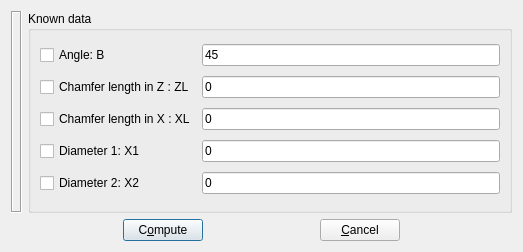
Old version of the form src/chamferdialog.ui in the repository GCodeProjects/GCodeWorkShop.
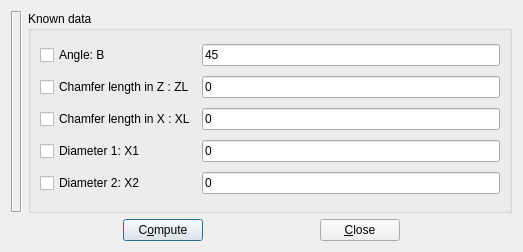
New version of the form. Icons and pictures are not drawn.

Patch:
```diff
--- a/src/chamferdialog.ui
+++ b/src/chamferdialog.ui
@@ -173,7 +173,7 @@
      <item>
       <widget class="QPushButton" name="closeButton">
        <property name="text">
-        <string>&amp;Cancel</string>
+        <string>&amp;Close</string>
        </property>
        <property name="autoDefault">
         <bool>false</bool>
```
